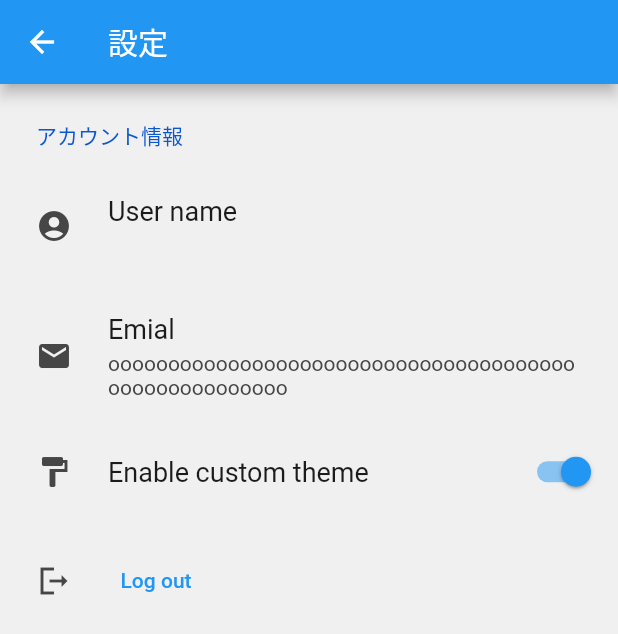
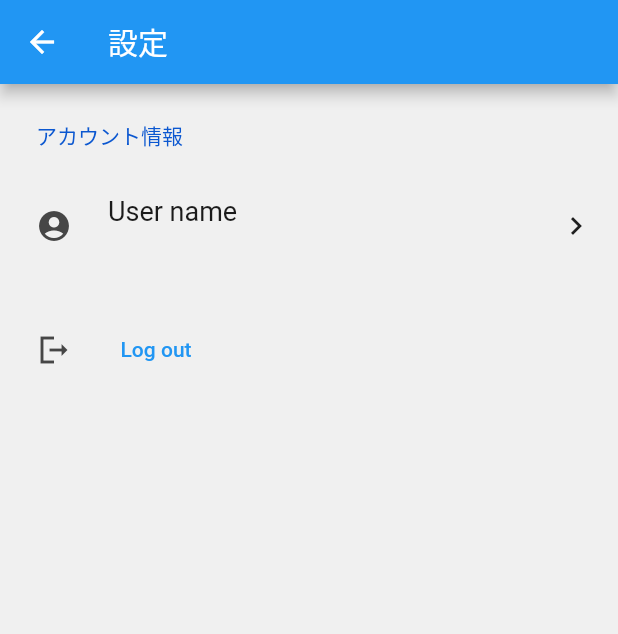
Before and after one commit to shunsuke-tamura/megamouth_front, a Flutter app: the SettingScreen screen opened by its route, on a phone screen of 412 x 824 dp. Shown: the top 634 px of the screen. Run offline on Flutter 3.47's test engine with Material 2 defaults, Android fonts, the phone set to English and light mode, and no system bars; drawn by our look-alikes of settings_ui; our stand-ins replace camera, flutter_login, flutter_riverpod, flutter_secure_storage, freezed_annotation, logger; missing offline and left inert: google_mlkit_commons, google_mlkit_face_detection; accounts and stored records are empty.

Commit message:
ログイン画面と設定画面の変更

```diff
--- a/lib/login.dart
+++ b/lib/login.dart
@@ -71,6 +71,7 @@ class LoginPageState extends ConsumerState<LoginScreen> {
       userType: LoginUserType.name,
       // userType: LoginUserType.text,
       userValidator: (_) => null,
+      scrollable: true,
     );
   }
 
--- a/lib/setting.dart
+++ b/lib/setting.dart
@@ -28,20 +28,10 @@ class SettingScreen extends ConsumerWidget {
             title: const Text('アカウント情報'),
             tiles: <SettingsTile>[
               SettingsTile.navigation(
-                  leading: const Icon(Icons.account_circle),
-                  title: const Text('User name'),
-                  value: Text(username)),
-              SettingsTile.navigation(
-                leading: const Icon(Icons.email),
-                title: const Text('Emial'),
-                value: const Text(
-                    'oooooooooooooooooooooooooooooooooooooooooooooooooooooo'),
-              ),
-              SettingsTile.switchTile(
-                onToggle: (value) {},
-                initialValue: true,
-                leading: const Icon(Icons.format_paint),
-                title: const Text('Enable custom theme'),
+                leading: const Icon(Icons.account_circle),
+                trailing: const Icon(Icons.keyboard_arrow_right),
+                description: Text(username),
+                title: const Text("User name"),
               ),
               SettingsTile.navigation(
                 leading: const Icon(Icons.logout_sharp),
```
